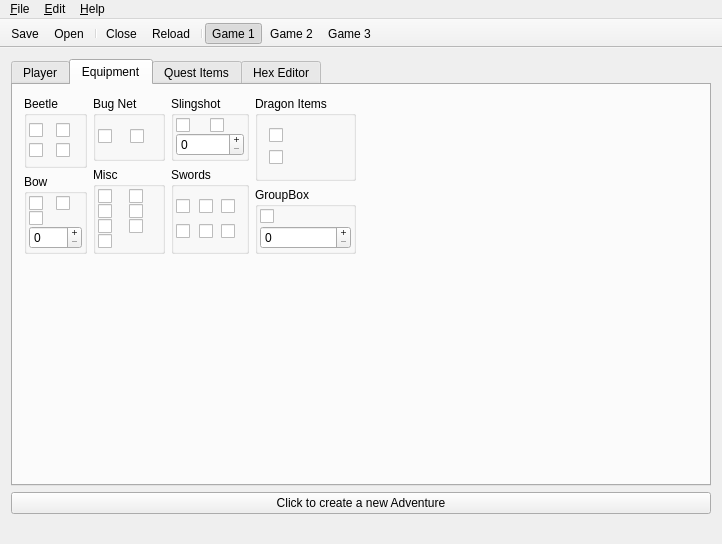
This is save editor/SS_SaveEditor/forms/mainwindow.ui in Antidote/skyward-sword-save-editor as Qt 5 draws it before an edit. The edited form follows.
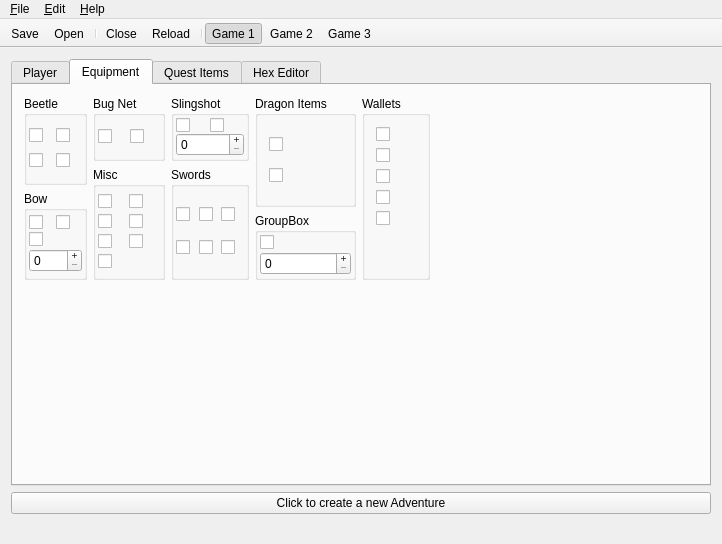
This is the edited form. The open tabs and pages were chosen to show the change. Icons and pictures are not drawn.

What changed in the file:
```diff
--- a/save editor/SS_SaveEditor/forms/mainwindow.ui
+++ b/save editor/SS_SaveEditor/forms/mainwindow.ui
@@ -1456,7 +1456,7 @@
           </property>
          </spacer>
         </item>
-        <item row="2" column="4">
+        <item row="2" column="5">
          <spacer name="horizontalSpacer_4">
           <property name="orientation">
            <enum>Qt::Horizontal</enum>
@@ -1469,6 +1469,98 @@
           </property>
          </spacer>
         </item>
+        <item row="0" column="4" rowspan="3">
+         <widget class="QGroupBox" name="walletsGroup">
+          <property name="title">
+           <string>Wallets</string>
+          </property>
+          <layout class="QGridLayout" name="gridLayout_17">
+           <item row="3" column="0">
+            <widget class="QCheckBox" name="giantWalletChkBox">
+             <property name="icon">
+              <iconset resource="../resources/resources.qrc">
+               <normaloff>:/Wallets/GiantWallet</normaloff>:/Wallets/GiantWallet</iconset>
+             </property>
+             <property name="iconSize">
+              <size>
+               <width>64</width>
+               <height>64</height>
+              </size>
+             </property>
+            </widget>
+           </item>
+           <item row="2" column="0">
+            <widget class="QCheckBox" name="bigWalletChkBox">
+             <property name="icon">
+              <iconset resource="../resources/resources.qrc">
+               <normaloff>:/Wallets/BigWallet</normaloff>:/Wallets/BigWallet</iconset>
+             </property>
+             <property name="iconSize">
+              <size>
+               <width>64</width>
+               <height>64</height>
+              </size>
+             </property>
+            </widget>
+           </item>
+           <item row="1" column="0">
+            <widget class="QCheckBox" name="mediumWalletChkBox">
+             <property name="icon">
+              <iconset resource="../resources/resources.qrc">
+               <normaloff>:/Wallets/MediumWallet</normaloff>:/Wallets/MediumWallet</iconset>
+             </property>
+             <property name="iconSize">
+              <size>
+               <width>64</width>
+               <height>64</height>
+              </size>
+             </property>
+            </widget>
+           </item>
+           <item row="0" column="0">
+            <widget class="QCheckBox" name="smallWalletChkBox">
+             <property name="icon">
+              <iconset resource="../resources/resources.qrc">
+               <normaloff>:/Wallets/SmallWallet</normaloff>:/Wallets/SmallWallet</iconset>
+             </property>
+             <property name="iconSize">
+              <size>
+               <width>64</width>
+               <height>64</height>
+              </size>
+             </property>
+            </widget>
+           </item>
+           <item row="4" column="0">
+            <widget class="QCheckBox" name="tycoonWalletChkBox">
+             <property name="icon">
+              <iconset resource="../resources/resources.qrc">
+               <normaloff>:/Wallets/TycoonWallet</normaloff>:/Wallets/TycoonWallet</iconset>
+             </property>
+             <property name="iconSize">
+              <size>
+               <width>64</width>
+               <height>64</height>
+              </size>
+             </property>
+            </widget>
+           </item>
+           <item row="5" column="0">
+            <spacer name="verticalSpacer_5">
+             <property name="orientation">
+              <enum>Qt::Vertical</enum>
+             </property>
+             <property name="sizeHint" stdset="0">
+              <size>
+               <width>20</width>
+               <height>40</height>
+              </size>
+             </property>
+            </spacer>
+           </item>
+          </layout>
+         </widget>
+        </item>
        </layout>
       </widget>
       <widget class="QWidget" name="questItemTab">
```
Left out of the diff: 418 changed lines with no effect on the pictures.
